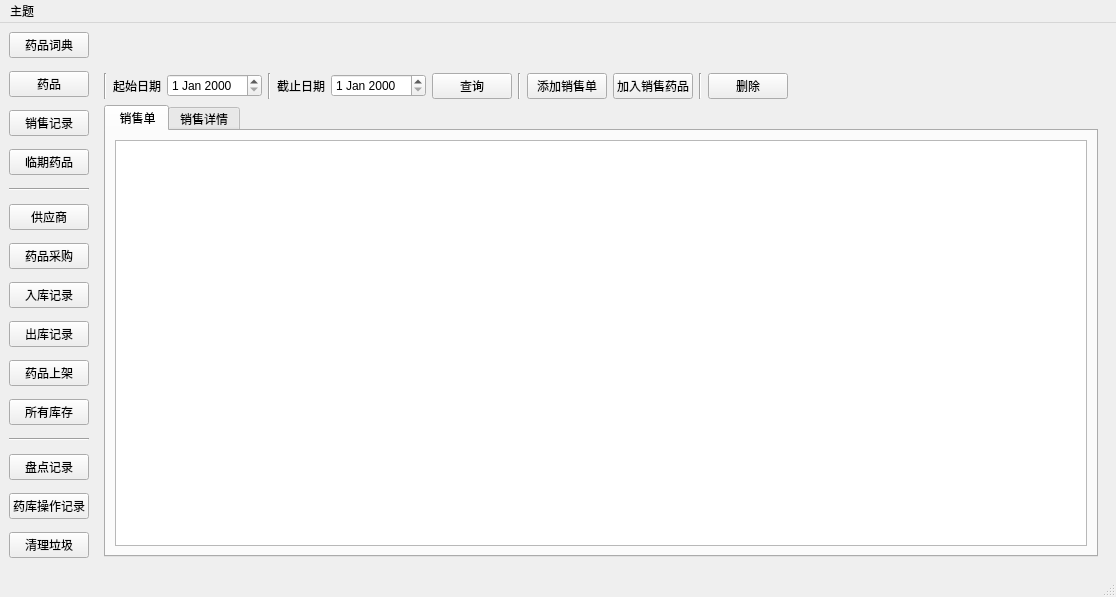
Above: ui_app/mainwondows.ui from live1089/pharmacy_system before the change. Below: the same form after it.
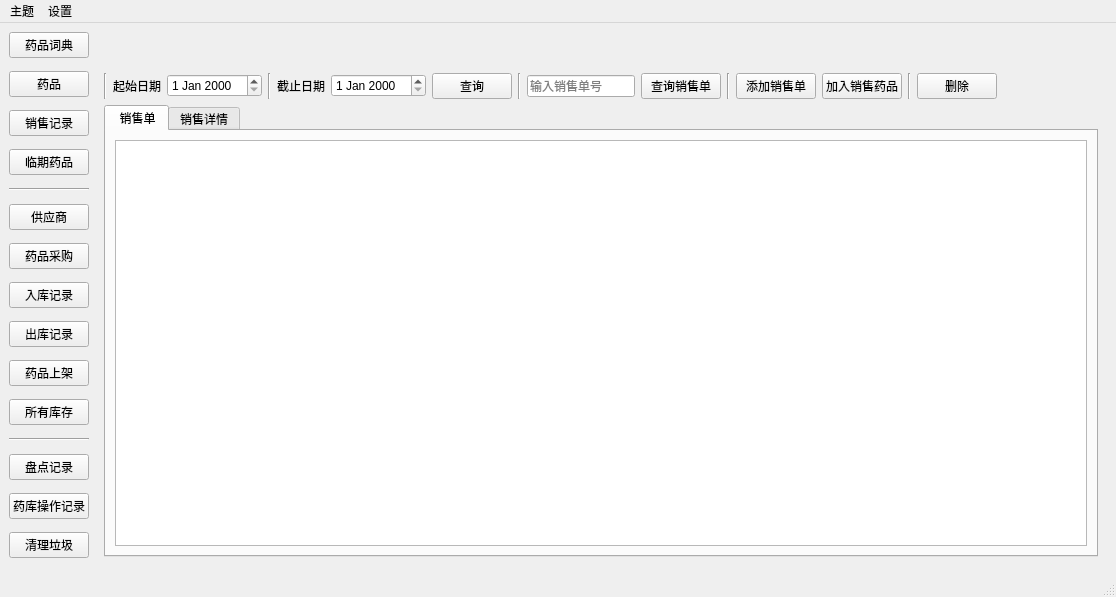
That is the form after the change. The open tabs and pages were chosen to show the change. Icons and pictures are not drawn.

```diff
--- a/ui_app/mainwondows.ui
+++ b/ui_app/mainwondows.ui
@@ -621,6 +621,27 @@
               </property>
              </widget>
             </item>
+            <item>
+             <widget class="QLineEdit" name="sales_records_lineEdit">
+              <property name="placeholderText">
+               <string>输入销售单号</string>
+              </property>
+             </widget>
+            </item>
+            <item>
+             <widget class="QPushButton" name="sales_rec_btn">
+              <property name="text">
+               <string>查询销售单</string>
+              </property>
+             </widget>
+            </item>
+            <item>
+             <widget class="Line" name="line_38">
+              <property name="orientation">
+               <enum>Qt::Orientation::Vertical</enum>
+              </property>
+             </widget>
+            </item>
             <item>
              <widget class="QPushButton" name="add_sell_list_btn">
               <property name="text">
@@ -1460,8 +1481,21 @@
     </property>
     <addaction name="actiond"/>
     <addaction name="actionlight"/>
+    <addaction name="actionm"/>
+   </widget>
+   <widget class="QMenu" name="user_set_menu">
+    <property name="tearOffEnabled">
+     <bool>false</bool>
+    </property>
+    <property name="title">
+     <string>设置</string>
+    </property>
+    <addaction name="actions"/>
+    <addaction name="actions_2"/>
+    <addaction name="actiong"/>
    </widget>
    <addaction name="menu_4"/>
+   <addaction name="user_set_menu"/>
   </widget>
   <widget class="QStatusBar" name="statusbar"/>
   <action name="actionout">
```
Left out of the diff: 29 changed lines with no effect on the pictures.
